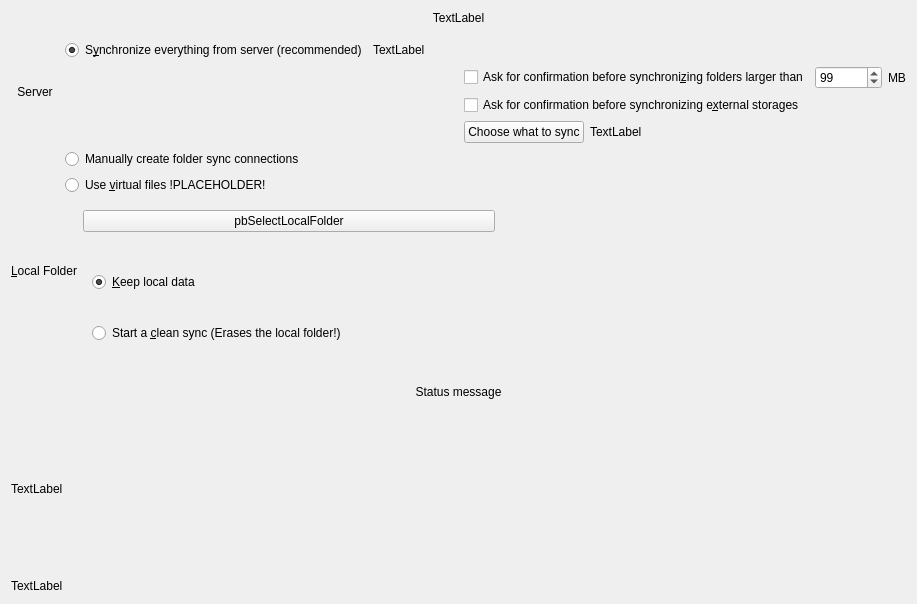
nextcloud/desktop, file src/gui/wizard/owncloudadvancedsetuppage.ui: the form before one commit.
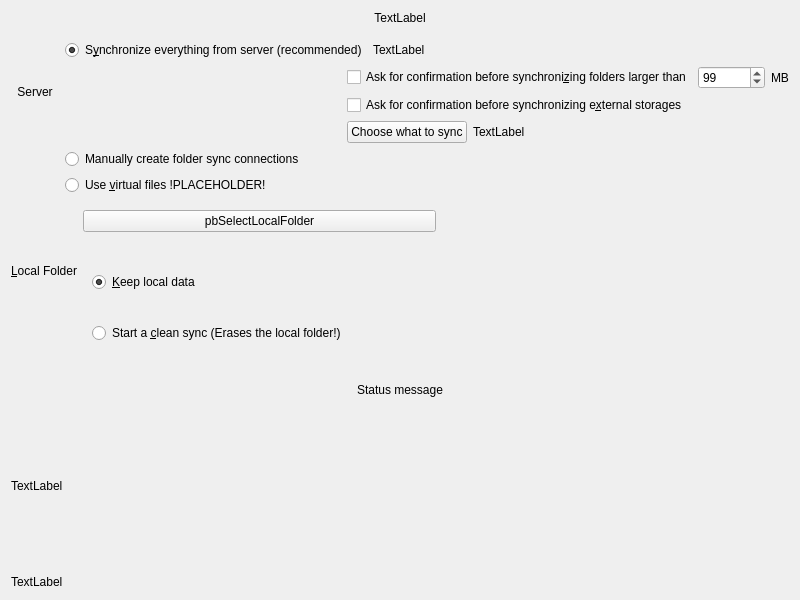
The form after the commit. Icons and pictures are not drawn.

Commit message: Asure we have a decent window size

The edit to the form file:
```diff
--- a/src/gui/wizard/owncloudadvancedsetuppage.ui
+++ b/src/gui/wizard/owncloudadvancedsetuppage.ui
@@ -6,8 +6,8 @@
    <rect>
     <x>0</x>
     <y>0</y>
-    <width>917</width>
-    <height>604</height>
+    <width>800</width>
+    <height>600</height>
    </rect>
   </property>
   <property name="sizePolicy">
@@ -524,8 +524,8 @@
        <rect>
         <x>0</x>
         <y>0</y>
-        <width>899</width>
-        <height>167</height>
+        <width>782</width>
+        <height>165</height>
        </rect>
       </property>
       <property name="sizePolicy">
```
The commit also changes 3 other files.
